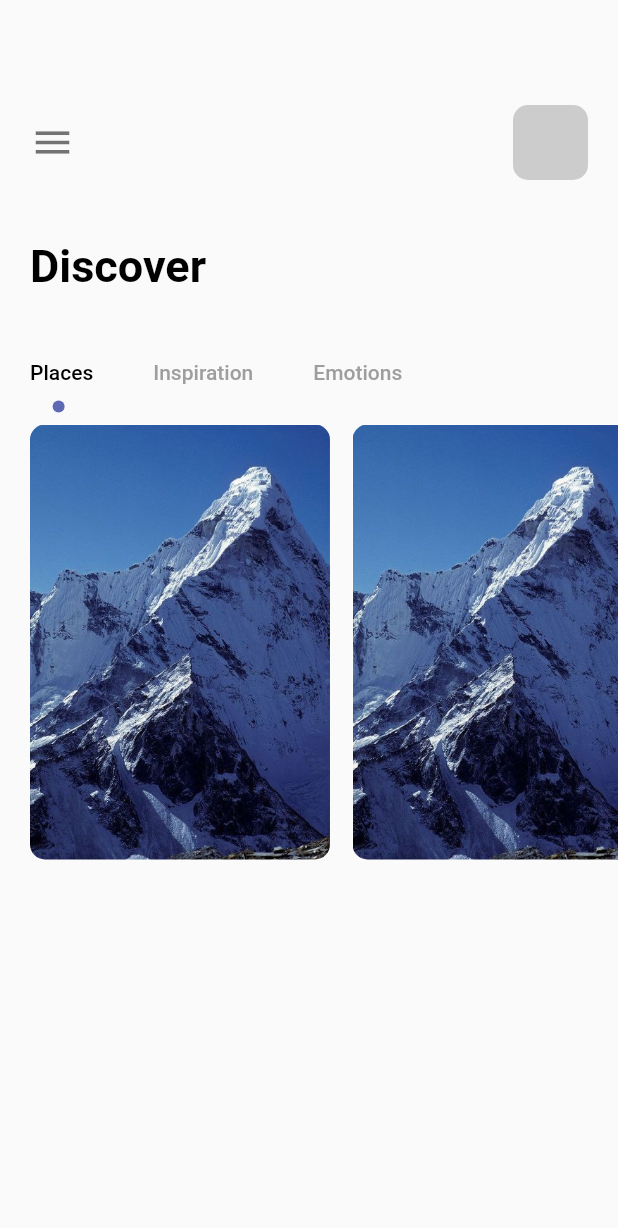
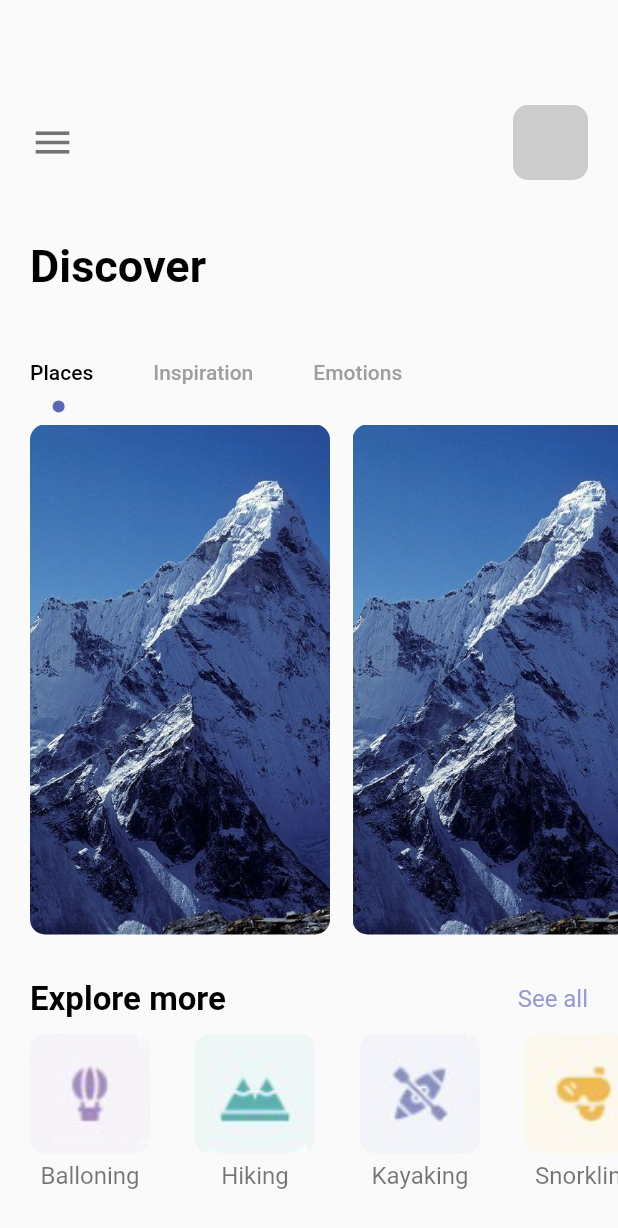
Before and after one commit to lukechoi14/tenth_flutter_app, a Flutter app: the HomePage screen opened directly, on a phone screen of 412 x 824 dp. Shown: the top 1228 px of the screen. Run offline on Flutter 3.47's test engine with Material 2 defaults, Android fonts, the phone set to English and light mode, and no system bars.

Commit message:
home page done

```diff
--- a/lib/main.dart
+++ b/lib/main.dart
@@ -1,4 +1,5 @@
 import 'package:flutter/material.dart';
+import 'package:tenth_flutter_app/pages/detail_page.dart';
 import 'package:tenth_flutter_app/pages/navpages/main_page.dart';
 import 'package:tenth_flutter_app/pages/welcome_page.dart';
 
@@ -19,7 +20,7 @@ class MyApp extends StatelessWidget {
 
         primarySwatch: Colors.blue,
       ),
-      home: const MainPage()
+      home: const DetailPage()
     );
   }
 }
--- /dev/null
+++ b/lib/pages/detail_page.dart
@@ -0,0 +1,24 @@
+import 'package:flutter/cupertino.dart';
+import 'package:flutter/material.dart';
+
+class DetailPage extends StatefulWidget {
+  const DetailPage({Key? key}) : super(key: key);
+
+  @override
+  _DetailPageState createState() => _DetailPageState();
+}
+
+class _DetailPageState extends State<DetailPage> {
+  @override
+  Widget build(BuildContext context) {
+    return Scaffold(
+      body: Container(
+        width: double.maxFinite,
+        height: double.maxFinite,
+        child: Stack(
+
+        ),
+      ),
+    );
+  }
+}
--- a/lib/pages/navpages/home_page.dart
+++ b/lib/pages/home_page.dart
@@ -2,6 +2,7 @@ import 'package:flutter/cupertino.dart';
 import 'package:flutter/material.dart';
 import 'package:tenth_flutter_app/misc/colors.dart';
 import 'package:tenth_flutter_app/widgets/app_large_text.dart';
+import 'package:tenth_flutter_app/widgets/app_text.dart';
 
 class HomePage extends StatefulWidget {
   const HomePage({Key? key}) : super(key: key);
@@ -13,6 +14,13 @@ class HomePage extends StatefulWidget {
 class _HomePageState extends State<HomePage> with TickerProviderStateMixin {
   @override
   Widget build(BuildContext context) {
+    var images = {
+      "balloning.png":"Balloning",
+      "hiking.png":"Hiking",
+      "kayaking.png":"Kayaking",
+      "snorkling.png":"Snorkling"
+    };
+
     TabController _tabController = TabController(length: 3, vsync: this);
     return Scaffold(
         body: Column(
@@ -69,8 +77,8 @@ class _HomePageState extends State<HomePage> with TickerProviderStateMixin {
           ),
         ),
         Container(
-          padding: const EdgeInsets.only(left:20),
-          height: 300,
+          padding: const EdgeInsets.only(left: 20),
+          height: 350,
           width: double.maxFinite,
           child: TabBarView(
             controller: _tabController,
@@ -82,7 +90,7 @@ class _HomePageState extends State<HomePage> with TickerProviderStateMixin {
                     return Container(
                       margin: const EdgeInsets.only(right: 15, top: 10),
                       width: 200,
-                      height: 300,
+                      // height: 300, //왜 사이즈가 안먹을까?
                       decoration: BoxDecoration(
                           borderRadius: BorderRadius.circular(10),
                           color: Colors.white,
@@ -96,6 +104,56 @@ class _HomePageState extends State<HomePage> with TickerProviderStateMixin {
             ],
           ),
         ),
+        SizedBox(
+          height: 30,
+        ),
+        Container(
+          margin: const EdgeInsets.only(left: 20, right: 20),
+          child: Row(
+            mainAxisAlignment: MainAxisAlignment.spaceBetween,
+            children: [
+              AppLargeText(
+                text: "Explore more",
+                size: 22,
+              ),
+              AppText(
+                text: "See all",
+                color: AppColors.textColor1,
+              )
+            ],
+          ),
+        ),
+        SizedBox(
+          height: 10,
+        ),
+        Container(
+          height: 110,
+          width: double.maxFinite,
+          margin: const EdgeInsets.only(left: 20),
+          child: ListView.builder(
+              // shrinkWrap: true,
+              scrollDirection: Axis.horizontal,
+              itemCount: images.length,
+              itemBuilder: (BuildContext context, int index) {
+                return Container(
+                  margin: const EdgeInsets.only(right:30),
+                  child: Column(children: [
+                   Container(
+                      // margin: const EdgeInsets.only(right: 50),
+                      width: 80,
+                      height: 80,
+                      decoration: BoxDecoration(
+                          borderRadius: BorderRadius.circular(10),
+                          image: DecorationImage(
+                              image: AssetImage("img/"+images.keys.elementAt(index)),
+                              fit: BoxFit.cover)),
+                    ),
+                    SizedBox(height: 5,),
+                    AppText(text: images.values.elementAt(index))
+                  ]),
+                );
+              }),
+        )
       ],
     ));
   }
--- a/lib/pages/navpages/main_page.dart
+++ b/lib/pages/navpages/main_page.dart
@@ -1,7 +1,7 @@
 import 'package:flutter/cupertino.dart';
 import 'package:flutter/material.dart';
 import 'package:tenth_flutter_app/pages/navpages/bar_item_page.dart';
-import 'package:tenth_flutter_app/pages/navpages/home_page.dart';
+import 'package:tenth_flutter_app/pages/home_page.dart';
 import 'package:tenth_flutter_app/pages/navpages/my_page.dart';
 import 'package:tenth_flutter_app/pages/navpages/search_page.dart';
 
--- a/lib/widgets/app_text.dart
+++ b/lib/widgets/app_text.dart
@@ -5,7 +5,7 @@ class AppText extends StatelessWidget {
   double size;
   final String text;
   final Color color;
-  AppText({Key? key, required this.size, required this.text, this.color =Colors.black54}) : super(key: key);
+  AppText({Key? key, this.size =16, required this.text, this.color =Colors.black54}) : super(key: key);
 
   @override
   Widget build(BuildContext context) {
```
